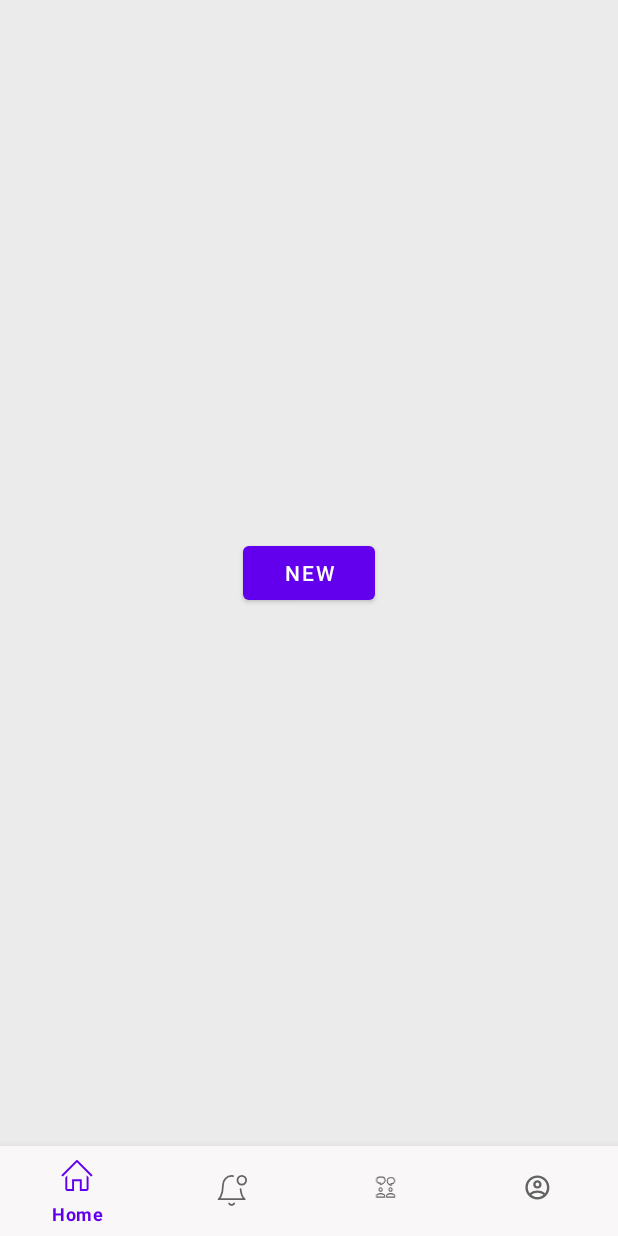
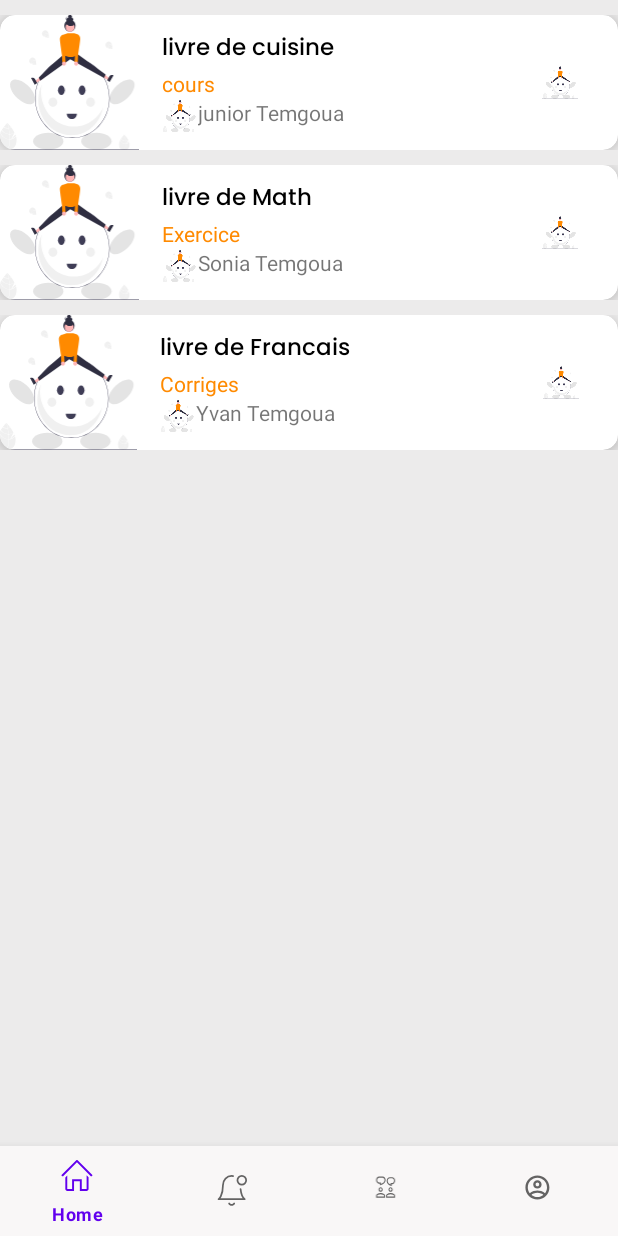
Before and after one commit to catelle/JCCL_Workshop_Odc, an Android app: the fragment Favoris placed in its activity, on a phone screen of 412 x 824 dp. Run offline under Robolectric (Android 15) with nearby library versions, the phone set to English and light mode, and no system bars.

```diff
--- /dev/null
+++ b/app/src/main/java/com/example/jccl_network_project/adapters/FavorisAdapter.java
@@ -0,0 +1,48 @@
+package com.example.jccl_network_project.adapters;
+
+import android.content.Context;
+import android.util.Log;
+import android.view.LayoutInflater;
+import android.view.View;
+import android.view.ViewGroup;
+
+import androidx.annotation.NonNull;
+import androidx.recyclerview.widget.RecyclerView;
+
+import com.example.jccl_network_project.R;
+import com.example.jccl_network_project.models.ModelFavorisItem;
+import com.example.jccl_network_project.tab_home_page.Favoris;
+import com.example.jccl_network_project.viewholders.FavorisViewHolder;
+
+import java.util.List;
+
+public class FavorisAdapter extends RecyclerView.Adapter<FavorisViewHolder> {
+
+    private List<ModelFavorisItem> list;
+    private Context context ;
+
+    public FavorisAdapter(Context context , List<ModelFavorisItem> list){
+        this.context = context;
+        this.list = list;
+        Log.d("***tag3" ,  list.size()+"" );
+    }
+    @NonNull
+    @Override
+    public FavorisViewHolder onCreateViewHolder(@NonNull ViewGroup parent, int viewType) {
+        View view = LayoutInflater.from(context).inflate(R.layout.favoris_item , parent , false);
+        return new FavorisViewHolder(view);
+    }
+
+    @Override
+    public void onBindViewHolder(@NonNull FavorisViewHolder holder, int position) {
+//       holder.setItemInformation(list.get(position));
+        holder.getTitle().setText(list.get(position).getTitle());
+        holder.getCategorie().setText(list.get(position).getCategorie());
+        holder.getNamePoster().setText(list.get(position).getPosterName());
+    }
+
+    @Override
+    public int getItemCount() {
+        return list.size();
+    }
+}
--- a/app/src/main/java/com/example/jccl_network_project/custom_interface/OnviewHolderCallback.java
+++ b/app/src/main/java/com/example/jccl_network_project/custom_interface/OnviewHolderCallback.java
@@ -8,4 +8,6 @@ public interface OnviewHolderCallback {
 
     void setFavorisViewInformation(int position);
     List<View> getViews();
+    void OnItemClick(int position);
+
 }
--- /dev/null
+++ b/app/src/main/java/com/example/jccl_network_project/models/ModelFavorisItem.java
@@ -0,0 +1,38 @@
+package com.example.jccl_network_project.models;
+
+public class ModelFavorisItem {
+
+    private String title;
+    private String posterName;
+    private String categorie;
+
+    public ModelFavorisItem(String title, String posterName, String categorie) {
+        this.title = title;
+        this.posterName = posterName;
+        this.categorie = categorie;
+    }
+
+    public String getTitle() {
+        return title;
+    }
+
+    public void setTitle(String title) {
+        this.title = title;
+    }
+
+    public String getPosterName() {
+        return posterName;
+    }
+
+    public void setPosterName(String posterName) {
+        this.posterName = posterName;
+    }
+
+    public String getCategorie() {
+        return categorie;
+    }
+
+    public void setCategorie(String categorie) {
+        this.categorie = categorie;
+    }
+}
--- a/app/src/main/java/com/example/jccl_network_project/tab_home_page/Favoris.java
+++ b/app/src/main/java/com/example/jccl_network_project/tab_home_page/Favoris.java
@@ -4,40 +4,42 @@ import android.os.Bundle;
 import android.view.LayoutInflater;
 import android.view.View;
 import android.view.ViewGroup;
+import android.widget.LinearLayout;
 
 import androidx.fragment.app.Fragment;
+import androidx.recyclerview.widget.LinearLayoutManager;
+import androidx.recyclerview.widget.RecyclerView;
 
 import com.example.jccl_network_project.R;
+import com.example.jccl_network_project.adapters.FavorisAdapter;
+import com.example.jccl_network_project.models.ModelFavorisItem;
 
-/**
- * A simple {@link Fragment} subclass.
- * Use the {@link Favoris#newInstance} factory method to
- * create an instance of this fragment.
- */
+import java.util.ArrayList;
+import java.util.List;
+
 public class Favoris extends Fragment {
 
-    // TODO: Rename parameter arguments, choose names that match
-    // the fragment initialization parameters, e.g. ARG_ITEM_NUMBER
+
     private static final String ARG_PARAM1 = "param1";
     private static final String ARG_PARAM2 = "param2";
 
-    // TODO: Rename and change types of parameters
     private String mParam1;
     private String mParam2;
+
+    //************* Declaration des variables *************//
+    private List<ModelFavorisItem> list = new ArrayList<>();
+    private RecyclerView recyclerFavoris;
+    private View view;
+
+
+
+    //********** End **************************///
+
 
     public Favoris() {
         // Required empty public constructor
     }
 
-    /**
-     * Use this factory method to create a new instance of
-     * this fragment using the provided parameters.
-     *
-     * @param param1 Parameter 1.
-     * @param param2 Parameter 2.
-     * @return A new instance of fragment Favoris.
-     */
-    // TODO: Rename and change types and number of parameters
     public static Favoris newInstance(String param1, String param2) {
         Favoris fragment = new Favoris();
         Bundle args = new Bundle();
@@ -59,8 +61,24 @@ public class Favoris extends Fragment {
     @Override
     public View onCreateView(LayoutInflater inflater, ViewGroup container,
                              Bundle savedInstanceState) {
+
+
         // Inflate the layout for this fragment
-        View view = inflater.inflate(R.layout.fragment_favoris, container, false);
+        view = inflater.inflate(R.layout.fragment_favoris, container, false);
+
+        this.list.add(new ModelFavorisItem("livre de cuisine" , "junior Temgoua" , "cours"));
+        this.list.add(new ModelFavorisItem("livre de Math" , "Sonia Temgoua" , "Exercice"));
+        this.list.add(new ModelFavorisItem("livre de Francais" , "Yvan Temgoua" , "Corriges"));
+
+
+        // Mise en place du recycleView
+        recyclerFavoris = view.findViewById(R.id.recycler_favoris);
+
+        FavorisAdapter adapter = new FavorisAdapter(getContext() , this.list);
+        RecyclerView.LayoutManager lm = new LinearLayoutManager(getContext() ,RecyclerView.VERTICAL , false);
+        recyclerFavoris.setAdapter(adapter);
+        recyclerFavoris.setLayoutManager(lm);
+
         return view;
     }
 }
--- /dev/null
+++ b/app/src/main/java/com/example/jccl_network_project/viewholders/FavorisViewHolder.java
@@ -0,0 +1,72 @@
+package com.example.jccl_network_project.viewholders;
+
+import android.util.Log;
+import android.view.View;
+import android.widget.ImageView;
+import android.widget.TextView;
+
+import androidx.annotation.NonNull;
+import androidx.recyclerview.widget.RecyclerView;
+
+import com.example.jccl_network_project.R;
+import com.example.jccl_network_project.models.ModelFavorisItem;
+
+import org.w3c.dom.Text;
+
+public class FavorisViewHolder extends RecyclerView.ViewHolder {
+
+    private ImageView imageBook;
+    private TextView  title , categorie , namePoster;
+
+    public FavorisViewHolder(@NonNull View itemView) {
+        super(itemView);
+
+        imageBook = itemView.findViewById(R.id.image_book);
+        title = itemView.findViewById(R.id.text_title);
+        categorie = itemView.findViewById(R.id.text_categorie);
+        namePoster = itemView.findViewById(R.id.text_poster_name);
+
+        Log.d("***tag2" ,  "Construis" );
+
+    }
+
+    public ImageView getImageBook() {
+        return imageBook;
+    }
+
+    public void setImageBook(ImageView imageBook) {
+        this.imageBook = imageBook;
+    }
+
+    public TextView getTitle() {
+        return title;
+    }
+
+    public void setTitle(TextView title) {
+        this.title = title;
+    }
+
+    public TextView getCategorie() {
+        return categorie;
+    }
+
+    public void setCategorie(TextView categorie) {
+        this.categorie = categorie;
+    }
+
+    public TextView getNamePoster() {
+        return namePoster;
+    }
+
+    public void setNamePoster(TextView namePoster) {
+        this.namePoster = namePoster;
+    }
+
+    public void setItemInformation(ModelFavorisItem item){
+        getTitle().setText(item.getTitle());
+        getCategorie().setText(item.getCategorie());
+        getNamePoster().setText(item.getPosterName());
+
+        Log.d("***tag" , item.getPosterName() + "" );
+    }
+}
--- /dev/null
+++ b/app/src/main/res/layout/favoris_item.xml
@@ -0,0 +1,88 @@
+<?xml version="1.0" encoding="utf-8"?>
+<LinearLayout xmlns:android="http://schemas.android.com/apk/res/android"
+    xmlns:app="http://schemas.android.com/apk/res-auto"
+    android:layout_width="match_parent"
+    android:layout_height="wrap_content"
+    android:layout_marginTop="10dp"
+    android:orientation="horizontal">
+
+    <androidx.cardview.widget.CardView
+        android:layout_width="match_parent"
+        app:cardElevation="5dp"
+        app:cardCornerRadius="10dp"
+        android:layout_height="wrap_content">
+
+        <LinearLayout
+            android:layout_width="match_parent"
+            android:layout_height="match_parent"
+            android:orientation="horizontal">
+
+            <ImageView
+                android:id="@+id/image_book"
+                android:layout_width="40dp"
+                android:layout_height="90dp"
+                android:layout_weight="1"
+                android:src="@drawable/img_no_historique"
+                android:scaleType="centerCrop" />
+
+            <LinearLayout
+                android:layout_width="wrap_content"
+                android:layout_height="match_parent"
+                android:layout_weight="2"
+                android:paddingLeft="15dp"
+                android:gravity="center_vertical"
+                android:orientation="vertical">
+
+                <TextView
+                    android:id="@+id/text_title"
+                    style="@style/subtitle"
+                    android:layout_width="wrap_content"
+                    android:layout_height="wrap_content"
+                    android:text="@string/favaris_tab_item_title" />
+
+                <TextView
+                    android:id="@+id/text_categorie"
+                    android:layout_width="wrap_content"
+                    android:layout_height="wrap_content"
+                    android:text="@string/favaris_tab_item_categorie"
+                    android:textColor="@color/orange" />
+
+                <LinearLayout
+                    android:layout_width="wrap_content"
+                    android:layout_height="wrap_content"
+                    android:orientation="horizontal">
+
+                    <ImageView
+                        android:layout_width="24dp"
+                        android:layout_height="24dp"
+                        android:src="@drawable/img_no_historique"/>
+
+                    <TextView
+                        android:id="@+id/text_poster_name"
+                        android:layout_width="wrap_content"
+                        android:layout_height="wrap_content"
+                        android:text="@string/favaris_tab_item_poster_name" />
+
+                </LinearLayout>
+            </LinearLayout>
+
+            <LinearLayout
+                android:layout_width="wrap_content"
+                android:layout_height="match_parent"
+                android:layout_weight="1"
+                android:gravity="center">
+
+                <ImageView
+                    android:layout_width="24dp"
+                    android:layout_height="wrap_content"
+                    app:layout_constraintEnd_toEndOf="parent"
+                    app:layout_constraintTop_toTopOf="parent"
+                    android:src="@drawable/img_no_historique"/>
+
+            </LinearLayout>
+
+        </LinearLayout>
+
+    </androidx.cardview.widget.CardView>
+
+</LinearLayout>
--- a/app/src/main/res/layout/fragment_favoris.xml
+++ b/app/src/main/res/layout/fragment_favoris.xml
@@ -1,20 +1,17 @@
 <?xml version="1.0" encoding="utf-8"?>
-<androidx.constraintlayout.widget.ConstraintLayout xmlns:android="http://schemas.android.com/apk/res/android"
+<FrameLayout xmlns:android="http://schemas.android.com/apk/res/android"
     xmlns:app="http://schemas.android.com/apk/res-auto"
     xmlns:tools="http://schemas.android.com/tools"
     android:layout_width="match_parent"
     android:layout_height="match_parent"
     tools:context=".tab_home_page.Favoris">
 
-    <!-- TODO: Update blank fragment layout -->
-    <Button
-        android:id="@+id/btn_new"
-        android:layout_width="wrap_content"
-        android:layout_height="wrap_content"
-        android:text="new"
-        app:layout_constraintBottom_toBottomOf="parent"
-        app:layout_constraintEnd_toEndOf="parent"
-        app:layout_constraintStart_toStartOf="parent"
-        app:layout_constraintTop_toTopOf="parent" />
+    <!-- Recyclerview responsable de l'affichage des favoris -->
+    <androidx.recyclerview.widget.RecyclerView
+        android:id="@+id/recycler_favoris"
+        android:layout_width="match_parent"
+        android:layout_height="match_parent"
+        tools:itemCount="3"
+        tools:listitem="@layout/favoris_item" />
 
-</androidx.constraintlayout.widget.ConstraintLayout>
+</FrameLayout>
--- a/app/src/main/res/values/dimens.xml
+++ b/app/src/main/res/values/dimens.xml
@@ -23,4 +23,6 @@
     <dimen name="margin_start_divider">50dp</dimen>
     <dimen name="layout_width_divider">1dp</dimen>
     <dimen name="margin_end_divider">5dp</dimen>
+    <dimen name="appbar_height">69dp</dimen>
+    <dimen name="margin_right_left">30dp</dimen>
 </resources>
--- a/app/src/main/res/values/strings.xml
+++ b/app/src/main/res/values/strings.xml
@@ -38,6 +38,11 @@
     <string name="edit_page_formation">Formation</string>
     <string name="edit_page_description">Description</string>
     <string name="edit_page_valider">Valider</string>
+    <string name="favaris_tab_item_title">"Livre de cuisine "</string>
+    <string name="favaris_tab_item_categorie">Cours</string>
+    <string name="favaris_tab_item_poster_name">Junior Temgoua</string>
+    <string name="detail_page_doc_title">Livre de mathematique</string>
+    <string name="detail_page_doc_description">Modelisation des bases de donnees NoSql , en  plusieurs collection</string>
 
     <string-array name="labels_array">
         <item>Enseignant</item>
```
Also changed, not shown: app/src/main/AndroidManifest.xml (+10 -11 lines), app/src/main/java/com/example/jccl_network_project/EditActivity.java (+6 -19 lines), app/src/main/java/com/example/jccl_network_project/adapters/General_adapter.java (+6 -5 lines), app/src/main/java/com/example/jccl_network_project/detail_pages/DetailPublication_doc.java (added, +16 -0 lines), app/src/main/java/com/example/jccl_network_project/viewholders/General_viewholder.java (+6 -4 lines), app/src/main/res/layout/activity_detail_publication_doc.xml (added, +75 -0 lines), app/src/main/res/layout/fragment_profil_fragment.xml (+23 -12 lines), app/src/main/res/values/themes.xml (+12 -0 lines).
